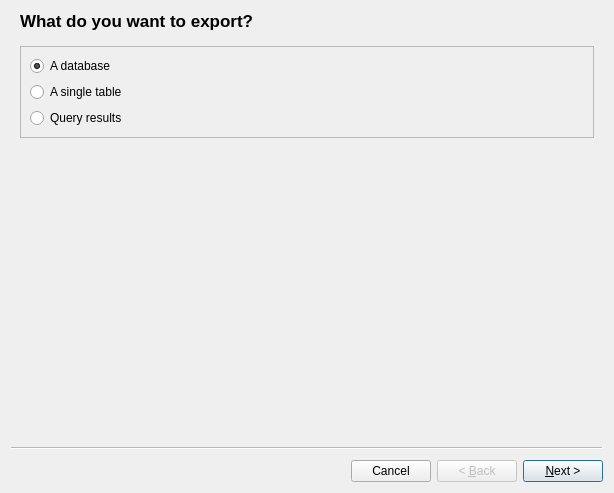
Before: the Qt Designer form SQLiteStudio3/guiSQLiteStudio/dialogs/exportdialog.ui in pawelsalawa/sqlitestudio, drawn with Qt 5.
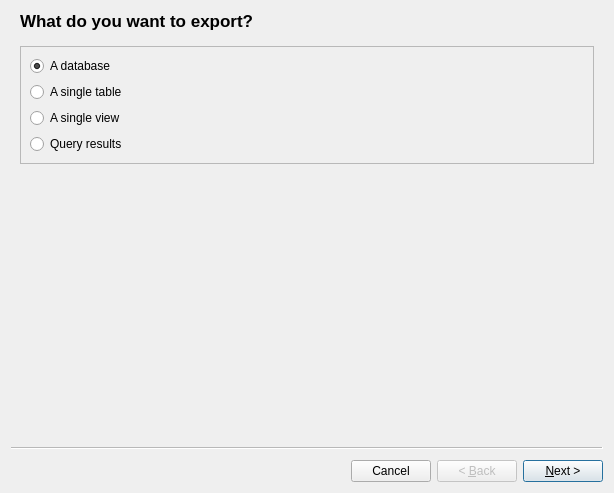
After: the same form once the commit is applied. Custom widgets are drawn as their Qt base class.

Commit message: #3539 Export Dialog now has option to export View(s) together with their triggers and data. View Window now has icon on the toolbar to export the View.

Patch:
```diff
--- a/SQLiteStudio3/guiSQLiteStudio/dialogs/exportdialog.ui
+++ b/SQLiteStudio3/guiSQLiteStudio/dialogs/exportdialog.ui
@@ -50,6 +50,13 @@
          </property>
         </widget>
        </item>
+       <item>
+        <widget class="QRadioButton" name="subjectViewRadio">
+         <property name="text">
+          <string>A single view</string>
+         </property>
+        </widget>
+       </item>
        <item>
         <widget class="QRadioButton" name="subjectQueryRadio">
          <property name="text">
@@ -438,17 +445,17 @@
   </widget>
  </widget>
  <customwidgets>
-  <customwidget>
-   <class>SqlEditor</class>
-   <extends>QPlainTextEdit</extends>
-   <header>sqleditor.h</header>
-  </customwidget>
   <customwidget>
    <class>VerifiableWizardPage</class>
    <extends>QWizardPage</extends>
    <header>common/verifiablewizardpage.h</header>
    <container>1</container>
   </customwidget>
+  <customwidget>
+   <class>SqlEditor</class>
+   <extends>QPlainTextEdit</extends>
+   <header>sqleditor.h</header>
+  </customwidget>
  </customwidgets>
  <resources/>
  <connections/>
```
Left out of the diff: 201 changed lines with no effect on the pictures. The commit also changes 36 other files.
